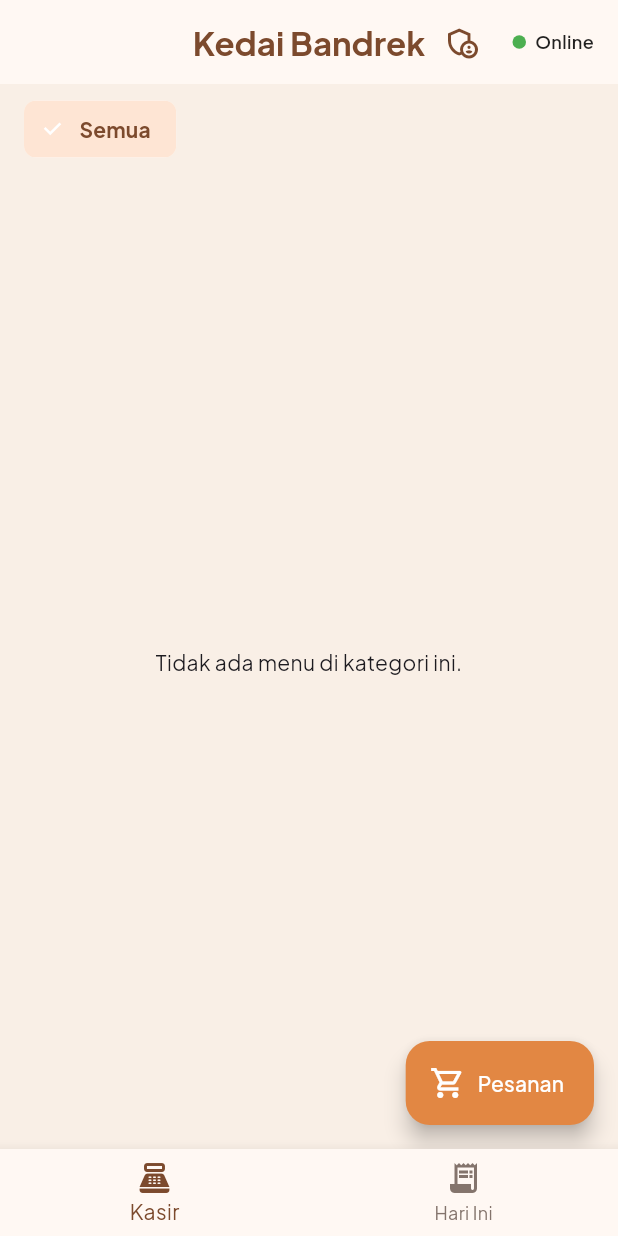
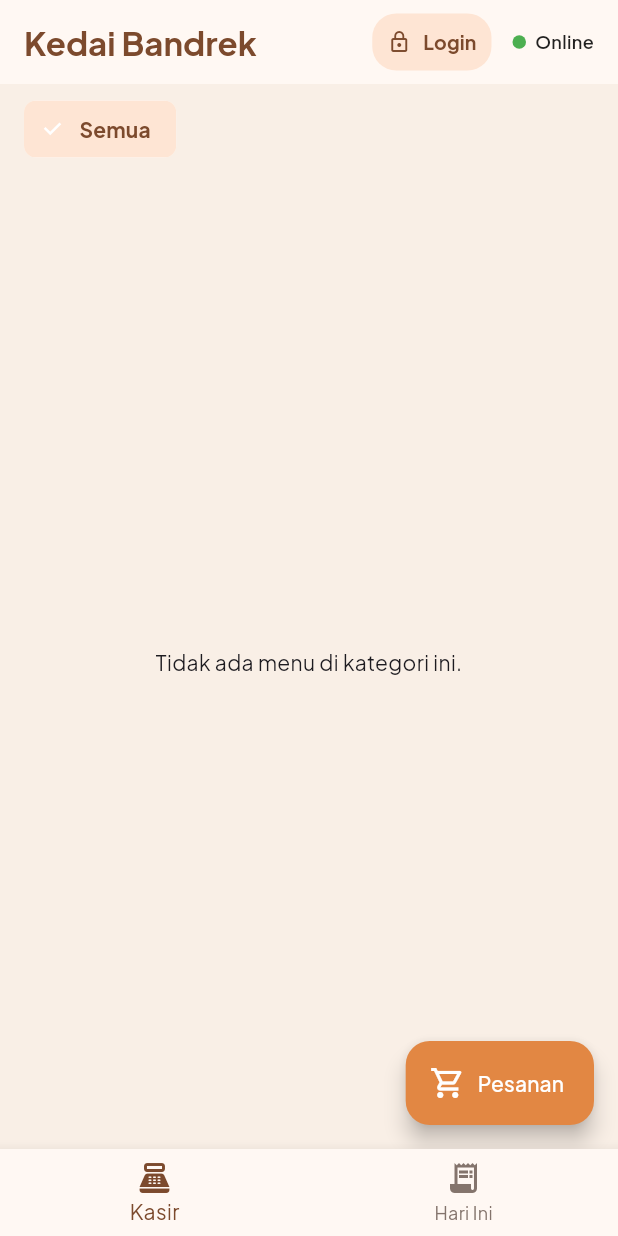
Before and after one commit to HadinNazmi/KasirBandrek, a Flutter app: the screen it shows after launch, on a phone screen of 412 x 824 dp. Run offline on Flutter 3.47's test engine with Material 3 defaults, Android fonts, the phone set to English and light mode, and no system bars; our stand-ins replace connectivity_plus, flutter_riverpod, google_fonts, hive_flutter, image_picker, supabase_flutter; accounts and stored records are empty; network calls fail.

Commit message:
tombol login dan header

```diff
--- a/lib/core/theme.dart
+++ b/lib/core/theme.dart
@@ -40,7 +40,7 @@ class AppTheme {
         backgroundColor: surface,
         foregroundColor: primary,
         elevation: 0,
-        centerTitle: true,
+        centerTitle: false,
       ),
       elevatedButtonTheme: ElevatedButtonThemeData(
         style: ElevatedButton.styleFrom(
--- a/lib/features/kasir/kasir_screen.dart
+++ b/lib/features/kasir/kasir_screen.dart
@@ -123,18 +123,36 @@ class _KasirScreenState extends ConsumerState<KasirScreen> {
 
     return Scaffold(
       appBar: AppBar(
+        centerTitle: false,
+        titleSpacing: 16,
         title: const Text('Kedai Bandrek', style: TextStyle(fontWeight: FontWeight.bold)),
         actions: [
-          IconButton(
-            icon: const Icon(Icons.admin_panel_settings_outlined),
-            tooltip: 'Mode Admin',
+          Container(
+            margin: const EdgeInsets.symmetric(vertical: 9),
+            child: TextButton.icon(
               onPressed: () {
                 Navigator.push(
                   context,
                   MaterialPageRoute(builder: (_) => const PinGateScreen()),
                 );
               },
+              icon: const Icon(Icons.lock_outline, size: 16, color: AppTheme.primary),
+              label: const Text(
+                'Login',
+                style: TextStyle(
+                  fontWeight: FontWeight.bold,
+                  fontSize: 13,
+                  color: AppTheme.primary,
                 ),
+              ),
+              style: TextButton.styleFrom(
+                backgroundColor: AppTheme.tertiary,
+                padding: const EdgeInsets.symmetric(horizontal: 10),
+                shape: RoundedRectangleBorder(borderRadius: BorderRadius.circular(16)),
+              ),
+            ),
+          ),
+          const SizedBox(width: 4),
           // Indikator Online/Offline & Belum Terkirim (Tap untuk sync)
           InkWell(
             onTap: () {
```
Lines whose indentation alone changed are shown as unchanged.
